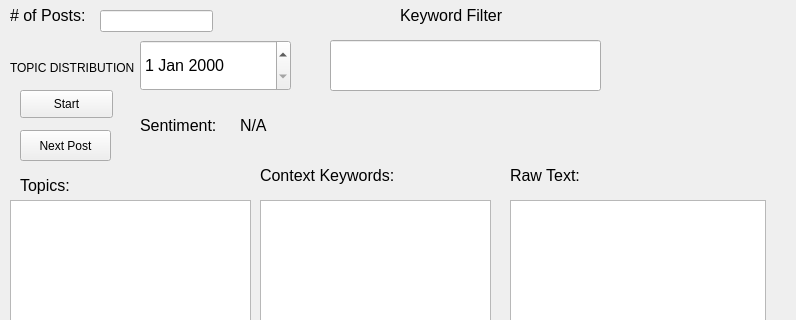
First picture: the form in gui/skeleton.ui, repository oalhinnawi/tir, before the edit; both pictures show x 0 to 796 and y 0 to 320 of the 796 by 607 pixel window.
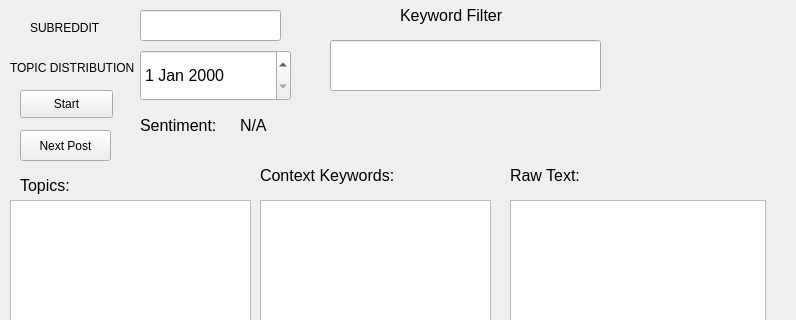
Second picture: the form after the edit.

```diff
--- a/gui/skeleton.ui
+++ b/gui/skeleton.ui
@@ -17,7 +17,7 @@
    <property name="geometry">
     <rect>
      <x>140</x>
-     <y>40</y>
+     <y>50</y>
      <width>151</width>
      <height>51</height>
     </rect>
@@ -54,34 +54,6 @@
     <string>Start</string>
    </property>
   </widget>
-  <widget class="QLineEdit" name="num_posts_input">
-   <property name="geometry">
-    <rect>
-     <x>100</x>
-     <y>10</y>
-     <width>113</width>
-     <height>22</height>
-    </rect>
-   </property>
-  </widget>
-  <widget class="QLabel" name="num_posts_label">
-   <property name="geometry">
-    <rect>
-     <x>10</x>
-     <y>0</y>
-     <width>111</width>
-     <height>31</height>
-    </rect>
-   </property>
-   <property name="font">
-    <font>
-     <pointsize>12</pointsize>
-    </font>
-   </property>
-   <property name="text">
-    <string># of Posts:</string>
-   </property>
-  </widget>
   <widget class="QLabel" name="topics_label">
    <property name="geometry">
     <rect>
@@ -105,7 +77,7 @@
     <rect>
      <x>260</x>
      <y>160</y>
-     <width>141</width>
+     <width>181</width>
      <height>31</height>
     </rect>
    </property>
@@ -169,7 +141,7 @@
     <rect>
      <x>510</x>
      <y>160</y>
-     <width>81</width>
+     <width>111</width>
      <height>31</height>
     </rect>
    </property>
@@ -243,6 +215,29 @@
     <string>Next Post</string>
    </property>
   </widget>
+  <widget class="QLabel" name="subreddit_input_label">
+   <property name="geometry">
+    <rect>
+     <x>30</x>
+     <y>20</y>
+     <width>71</width>
+     <height>16</height>
+    </rect>
+   </property>
+   <property name="text">
+    <string>SUBREDDIT</string>
+   </property>
+  </widget>
+  <widget class="QLineEdit" name="subreddit_input">
+   <property name="geometry">
+    <rect>
+     <x>140</x>
+     <y>10</y>
+     <width>141</width>
+     <height>31</height>
+    </rect>
+   </property>
+  </widget>
  </widget>
  <resources/>
  <connections/>
```
